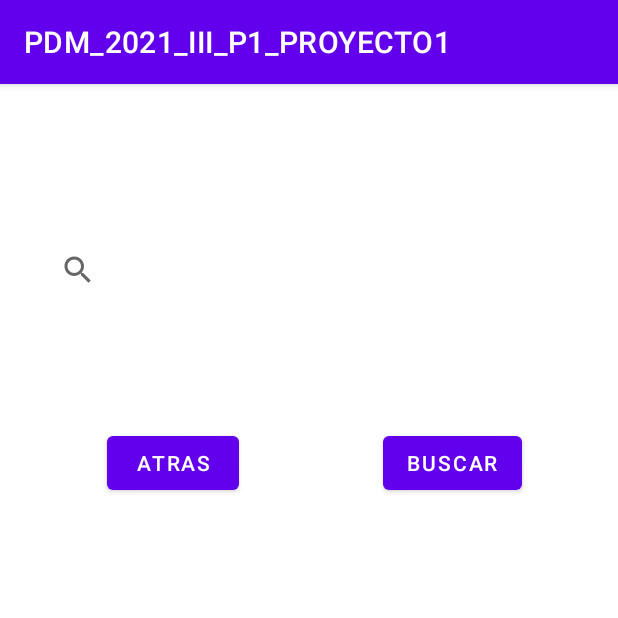
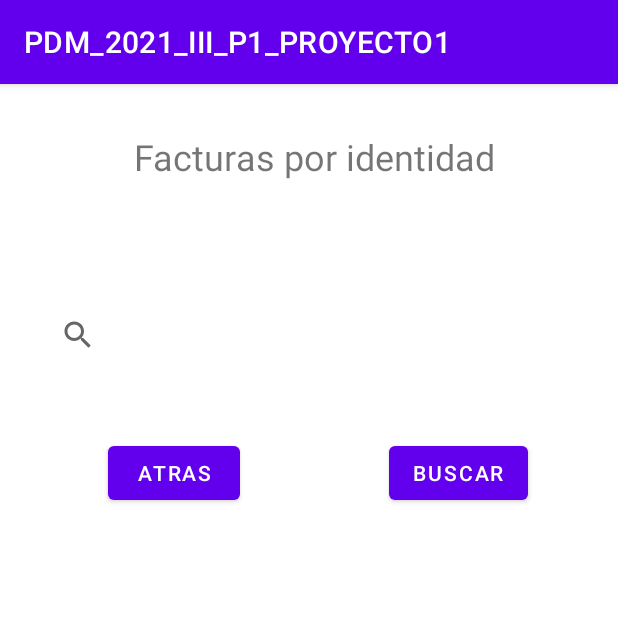
Before and after one commit to Hepburn23/PDM_2021_III_PROYECTO1, an Android app: the FacturasPorIdentidadActivity screen opened directly, with no data from a screen before it, on a phone screen of 412 x 824 dp, the top half of it. Run offline under Robolectric (Android 15) with nearby library versions, the phone set to English and light mode, and no system bars.

Commit message:
cambios en la interfaces de facturas

```diff
--- a/app/src/main/res/layout/activity_facturas_por_identidad.xml
+++ b/app/src/main/res/layout/activity_facturas_por_identidad.xml
@@ -11,20 +11,19 @@
         android:layout_width="0dp"
         android:layout_height="wrap_content"
         android:layout_marginStart="28dp"
-        android:layout_marginTop="50dp"
         android:layout_marginEnd="28dp"
-        android:layout_marginBottom="30dp"
-        app:layout_constraintBottom_toTopOf="@+id/btnSearchInvoicePerId"
+        app:layout_constraintBottom_toBottomOf="parent"
         app:layout_constraintEnd_toEndOf="parent"
         app:layout_constraintHorizontal_bias="0.0"
         app:layout_constraintStart_toStartOf="parent"
-        app:layout_constraintTop_toTopOf="parent" />
+        app:layout_constraintTop_toTopOf="parent"
+        app:layout_constraintVertical_bias="0.199" />
 
     <Button
         android:id="@+id/btnSearchInvoicePerId"
         android:layout_width="wrap_content"
         android:layout_height="wrap_content"
-        android:layout_marginEnd="64dp"
+        android:layout_marginEnd="60dp"
         android:layout_marginBottom="441dp"
         android:text="Buscar"
         app:layout_constraintBottom_toBottomOf="parent"
@@ -35,8 +34,22 @@
         android:id="@+id/btnAtrasFacturasIdentidad"
         android:layout_width="wrap_content"
         android:layout_height="wrap_content"
-        android:layout_marginStart="71dp"
+        android:layout_marginStart="72dp"
         android:text="Atras"
         app:layout_constraintBaseline_toBaselineOf="@+id/btnSearchInvoicePerId"
         app:layout_constraintStart_toStartOf="parent" />
+
+    <TextView
+        android:id="@+id/Idactivity"
+        android:layout_width="262dp"
+        android:layout_height="34dp"
+        android:text="Facturas por identidad"
+        android:textAllCaps="false"
+        android:textSize="24sp"
+        app:layout_constraintBottom_toBottomOf="parent"
+        app:layout_constraintEnd_toEndOf="parent"
+        app:layout_constraintHorizontal_bias="0.597"
+        app:layout_constraintStart_toStartOf="parent"
+        app:layout_constraintTop_toTopOf="parent"
+        app:layout_constraintVertical_bias="0.044" />
 </androidx.constraintlayout.widget.ConstraintLayout>
```
